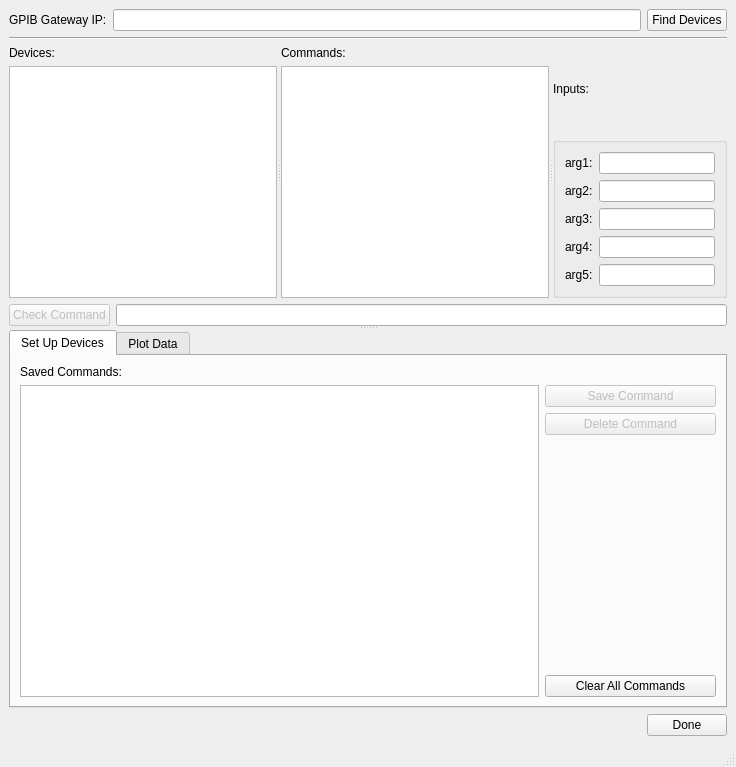
Qt form GUIfiles/DeviceControlInterface.ui (doctoboggan/DeathRay) before a commit.
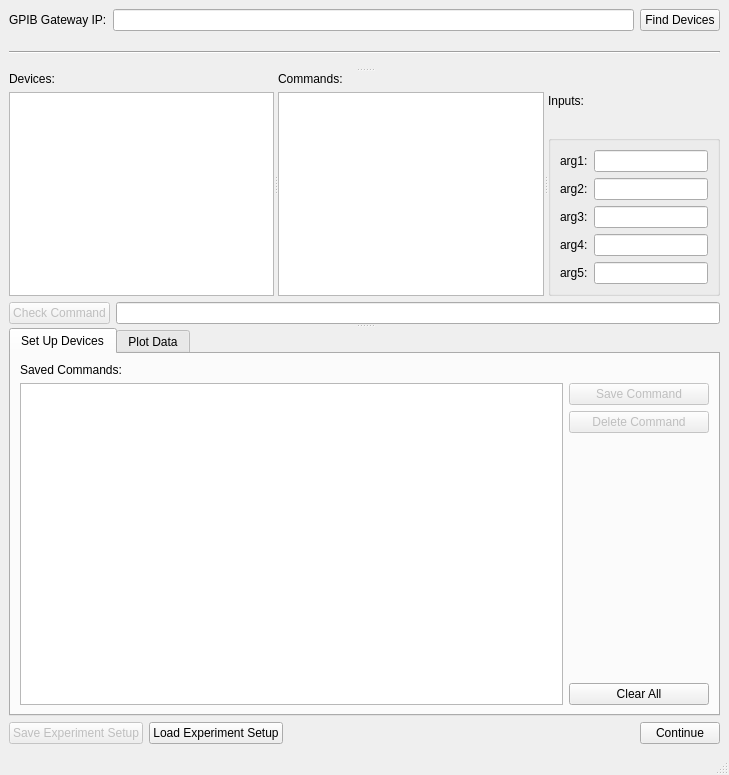
The same form after that commit.

The edit to the form file:
```diff
--- a/GUIfiles/DeviceControlInterface.ui
+++ b/GUIfiles/DeviceControlInterface.ui
@@ -9,8 +9,8 @@
    <rect>
     <x>0</x>
     <y>0</y>
-    <width>736</width>
-    <height>767</height>
+    <width>729</width>
+    <height>775</height>
    </rect>
   </property>
   <property name="windowTitle">
@@ -43,19 +43,21 @@
       </item>
      </layout>
     </item>
-    <item>
-     <widget class="Line" name="line">
-      <property name="orientation">
-       <enum>Qt::Horizontal</enum>
-      </property>
-     </widget>
-    </item>
     <item>
      <widget class="QSplitter" name="splitter_vert">
       <property name="orientation">
        <enum>Qt::Vertical</enum>
       </property>
-      <widget class="QWidget" name="">
+      <widget class="QSplitter" name="splitter_top">
+       <property name="orientation">
+        <enum>Qt::Vertical</enum>
+       </property>
+       <widget class="Line" name="line">
+        <property name="orientation">
+         <enum>Qt::Horizontal</enum>
+        </property>
+       </widget>
+       <widget class="QWidget" name="layoutWidget">
        <layout class="QVBoxLayout" name="verticalLayout_5">
         <item>
          <widget class="QSplitter" name="splitter">
@@ -246,6 +248,7 @@
         </item>
        </layout>
       </widget>
+      </widget>
       <widget class="QTabWidget" name="tabWidget">
        <property name="currentIndex">
         <number>0</number>
@@ -268,6 +271,9 @@
              </item>
              <item>
               <widget class="QListWidget" name="listWidgetSavedCommands">
+               <property name="enabled">
+                <bool>true</bool>
+               </property>
                <property name="sizePolicy">
                 <sizepolicy hsizetype="Preferred" vsizetype="Expanding">
                  <horstretch>0</horstretch>
@@ -303,7 +309,7 @@
                </property>
                <property name="maximumSize">
                 <size>
-                 <width>171</width>
+                 <width>140</width>
                  <height>16777215</height>
                 </size>
                </property>
@@ -319,7 +325,7 @@
                </property>
                <property name="maximumSize">
                 <size>
-                 <width>171</width>
+                 <width>140</width>
                  <height>16777215</height>
                 </size>
                </property>
@@ -345,12 +351,12 @@
               <widget class="QPushButton" name="pushButtonClear">
                <property name="maximumSize">
                 <size>
-                 <width>171</width>
+                 <width>140</width>
                  <height>16777215</height>
                 </size>
                </property>
                <property name="text">
-                <string>Clear All Commands</string>
+                <string>Clear All</string>
                </property>
               </widget>
              </item>
@@ -737,6 +743,23 @@
     </item>
     <item>
      <layout class="QHBoxLayout" name="horizontalLayout_14">
+      <item>
+       <widget class="QPushButton" name="pushButtonSaveExperiment">
+        <property name="enabled">
+         <bool>false</bool>
+        </property>
+        <property name="text">
+         <string>Save Experiment Setup</string>
+        </property>
+       </widget>
+      </item>
+      <item>
+       <widget class="QPushButton" name="pushButtonLoadExperiment">
+        <property name="text">
+         <string>Load Experiment Setup</string>
+        </property>
+       </widget>
+      </item>
       <item>
        <spacer name="horizontalSpacer">
         <property name="orientation">
@@ -751,9 +774,12 @@
        </spacer>
       </item>
       <item>
-       <widget class="QPushButton" name="pushButton">
+       <widget class="QPushButton" name="pushButtonDone">
+        <property name="enabled">
+         <bool>true</bool>
+        </property>
         <property name="text">
-         <string>Done</string>
+         <string>Continue</string>
         </property>
        </widget>
       </item>
```
Left out of the diff: 4 changed lines with no effect on the pictures. Lines whose indentation alone changed are shown as unchanged.
